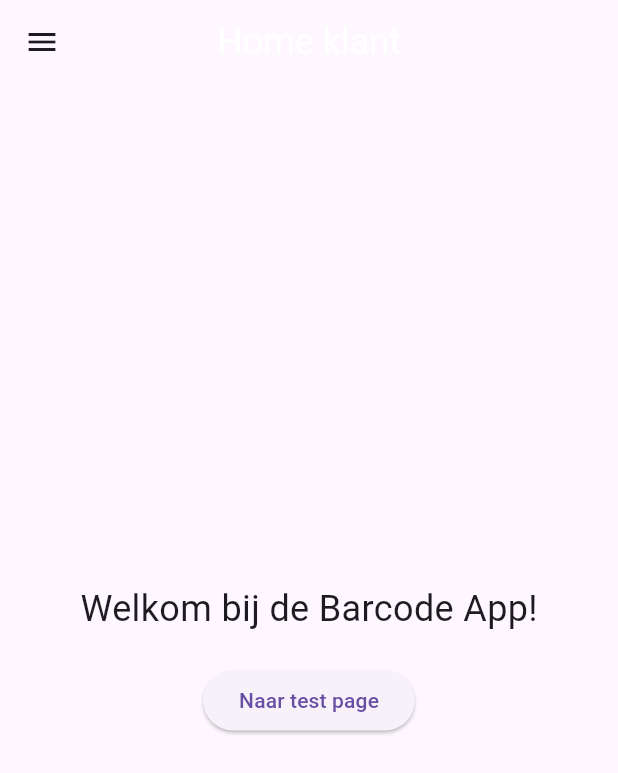
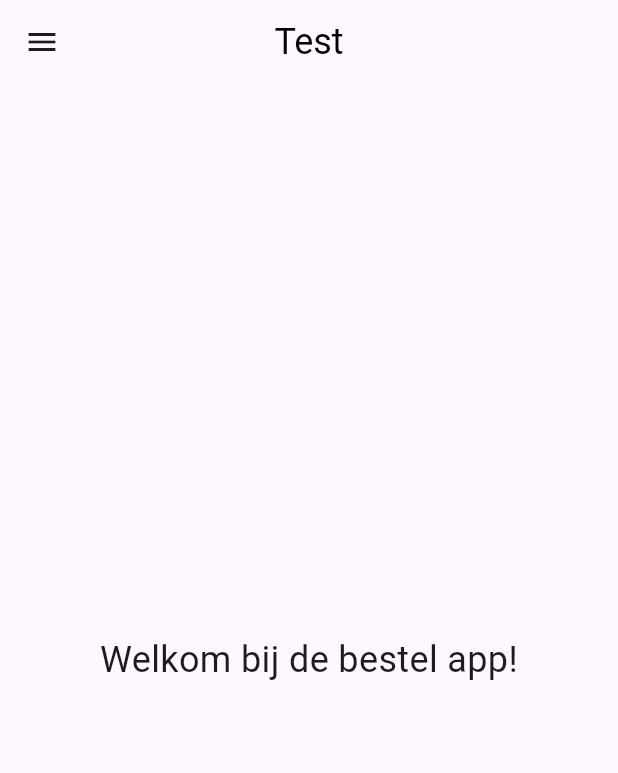
Before and after one commit to loek08/app, a Flutter app: the Home_klant screen opened by its route, on a phone screen of 412 x 824 dp. Shown: the top 773 px of the screen. Run offline on Flutter 3.47's test engine with Material 3 defaults, Android fonts, the phone set to English and light mode, and no system bars; our stand-ins replace shared_preferences; missing offline and left inert: barcode_scan2; accounts and stored records are empty.

Commit message:
klant page niet het zelfde als barcode app

```diff
--- a/lib/apppage_klanten.dart
+++ b/lib/apppage_klanten.dart
@@ -9,8 +9,9 @@ class Home_klant extends StatelessWidget {
     return Scaffold(
       appBar: AppBar(
         title: Text(
-          "Home klant",
-          style: TextStyle(color: Colors.white, fontSize: 24),
+          "Test",
+          style: TextStyle(
+              color: const Color.fromARGB(255, 0, 0, 0), fontSize: 24),
         ),
         centerTitle: true,
       ),
@@ -24,7 +25,7 @@ class Home_klant extends StatelessWidget {
               ),
               child: Text(
                 'menu',
-                style: TextStyle(fontSize: 24, color: Colors.white),
+                style: TextStyle(fontSize: 24, color: Colors.black),
               ),
             ),
             ListTile(
@@ -32,41 +33,6 @@ class Home_klant extends StatelessWidget {
               title: Text('uitloggen'),
               onTap: () {
                 Navigator.pushNamed(context, '/inlog');
-              },
-            ),
-            ListTile(
-              leading: Icon(Icons.add),
-              title: Text('Voeg producten toe'),
-              onTap: () {
-                Navigator.pushNamed(context, '/barcode');
-              },
-            ),
-            ListTile(
-              leading: Icon(Icons.delete),
-              title: Text('Verwijder producten'),
-              onTap: () {
-                Navigator.pushNamed(context, '/barcode2');
-              },
-            ),
-            ListTile(
-              leading: Icon(Icons.add),
-              title: Text('add unkown barcode'),
-              onTap: () {
-                Navigator.pushNamed(context, '/addunknownbarcode');
-              },
-            ),
-            ListTile(
-              leading: Icon(Icons.delete),
-              title: Text('Delete known barcodes'),
-              onTap: () {
-                Navigator.pushNamed(context, '/deleteknownbarcode');
-              },
-            ),
-            ListTile(
-              leading: Icon(Icons.list),
-              title: Text('Product lijst'),
-              onTap: () {
-                Navigator.pushNamed(context, '/list');
               },
             ),
           ],
@@ -84,16 +50,10 @@ class Home_klant extends StatelessWidget {
           mainAxisAlignment: MainAxisAlignment.center,
           children: <Widget>[
             Text(
-              'Welkom bij de Barcode App!',
+              'Welkom bij de bestel app!',
               style: TextStyle(fontSize: 24),
+              textAlign: TextAlign.center,
             ),
-            SizedBox(height: 20),
-            ElevatedButton(
-              onPressed: () {
-                Navigator.pushNamed(context, '/bs');
-              },
-              child: Text('Naar test page'),
-            )
           ],
         ),
       ),
```
